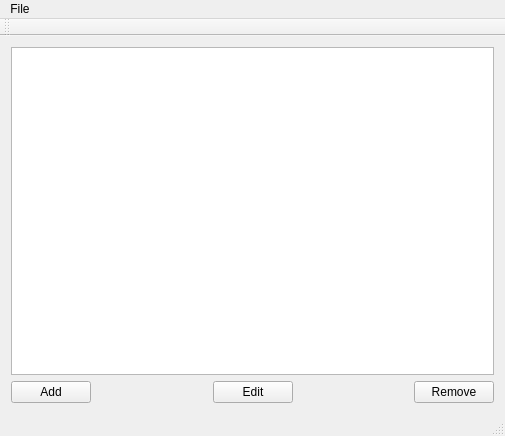
Old version of the form Worksheet5/exercise 6/mainwindow.ui in the repository gittgudd/2021_20234390.
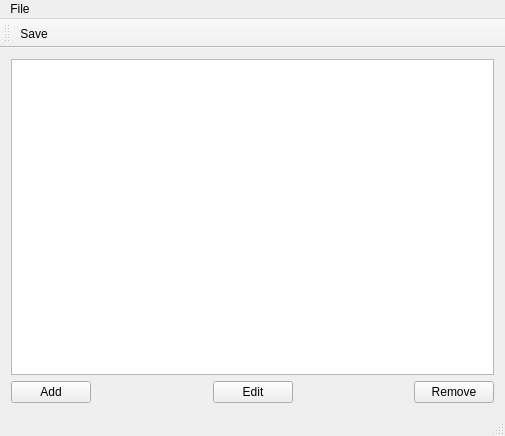
New version of the form. Icons and pictures are not drawn.

Diff of the .ui file:
```diff
--- a/Worksheet5/exercise 6/mainwindow.ui
+++ b/Worksheet5/exercise 6/mainwindow.ui
@@ -95,6 +95,7 @@
    <attribute name="toolBarBreak">
     <bool>false</bool>
    </attribute>
+   <addaction name="actionSave"/>
   </widget>
   <widget class="QStatusBar" name="statusBar"/>
   <action name="actionSave">
```
Left out of the diff: 4 changed lines with no effect on the pictures.
